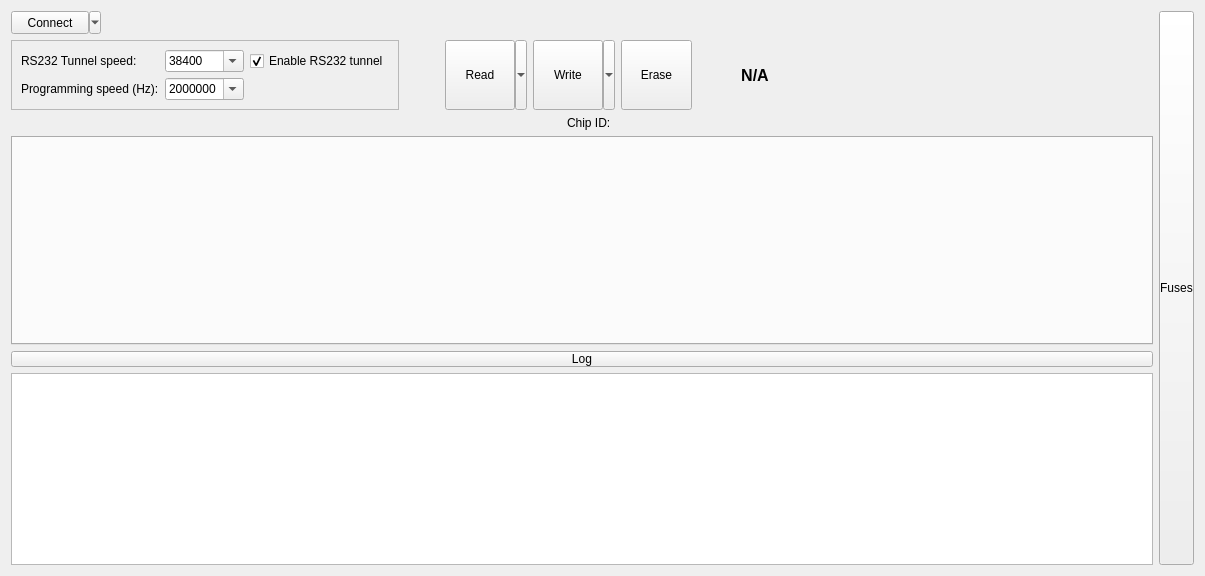
The window that src/LorrisShupito/lorrisshupito.ui (Tasssadar/Lorris) describes before a commit, drawn with Qt 5.
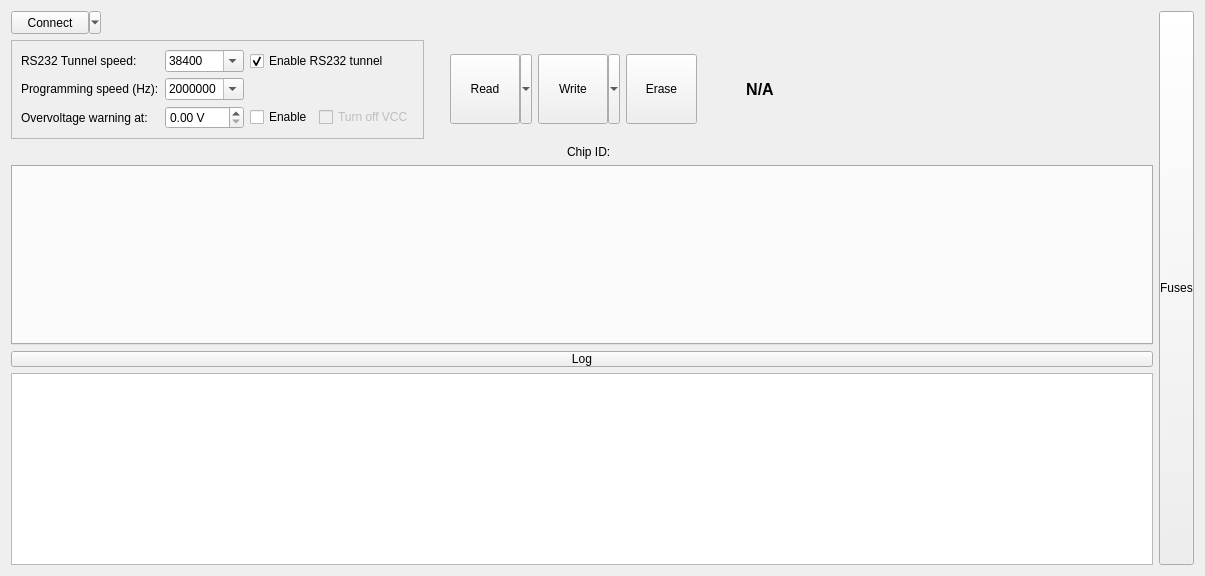
The same window after the commit. Icons and pictures are not drawn. Custom widgets are drawn as their Qt base class.

Commit message: [349] LorrisShupito: add overvoltage warning and auto vcc shutdown

```diff
--- a/src/LorrisShupito/lorrisshupito.ui
+++ b/src/LorrisShupito/lorrisshupito.ui
@@ -189,6 +189,44 @@
             </item>
            </widget>
           </item>
+          <item row="2" column="1">
+           <widget class="QDoubleSpinBox" name="over_val">
+            <property name="suffix">
+             <string> V</string>
+            </property>
+            <property name="value">
+             <double>0.000000000000000</double>
+            </property>
+           </widget>
+          </item>
+          <item row="2" column="2">
+           <layout class="QHBoxLayout" name="over_layout">
+            <item>
+             <widget class="QCheckBox" name="over_enable">
+              <property name="text">
+               <string>Enable</string>
+              </property>
+             </widget>
+            </item>
+            <item>
+             <widget class="QCheckBox" name="over_turnoff">
+              <property name="enabled">
+               <bool>false</bool>
+              </property>
+              <property name="text">
+               <string>Turn off VCC</string>
+              </property>
+             </widget>
+            </item>
+           </layout>
+          </item>
+          <item row="2" column="0">
+           <widget class="QLabel" name="label_3">
+            <property name="text">
+             <string>Overvoltage warning at:</string>
+            </property>
+           </widget>
+          </item>
          </layout>
         </widget>
        </item>
@@ -202,7 +240,7 @@
          </property>
          <property name="sizeHint" stdset="0">
           <size>
-           <width>40</width>
+           <width>20</width>
            <height>20</height>
           </size>
          </property>
```
Left out of the diff: 16 changed lines with no effect on the pictures. The commit also changes 16 other files.
